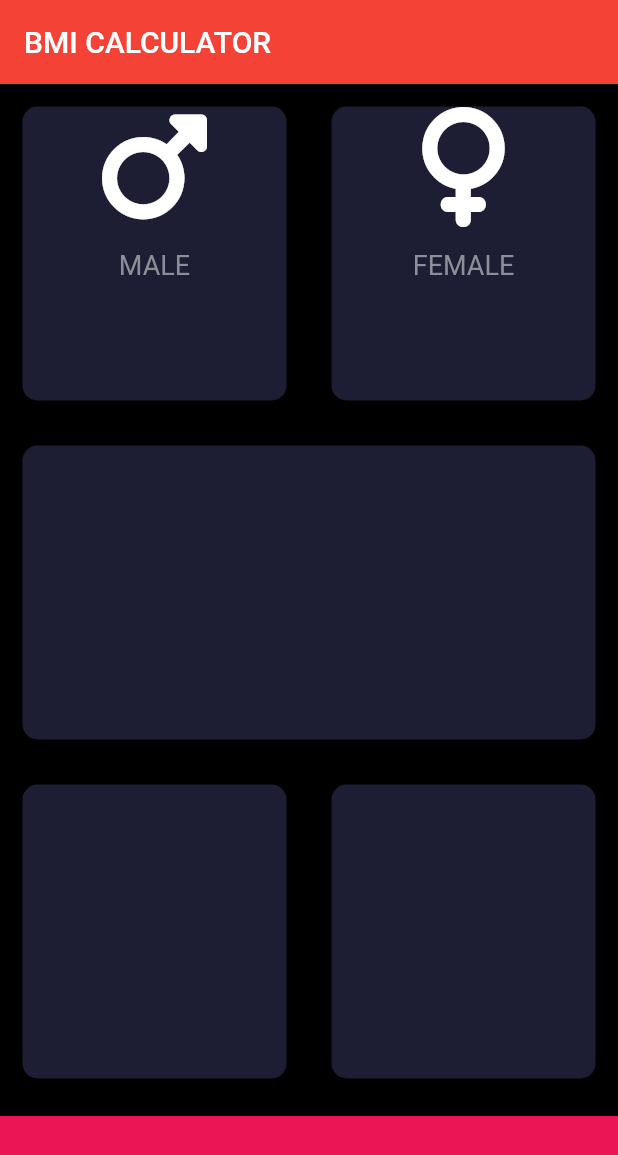
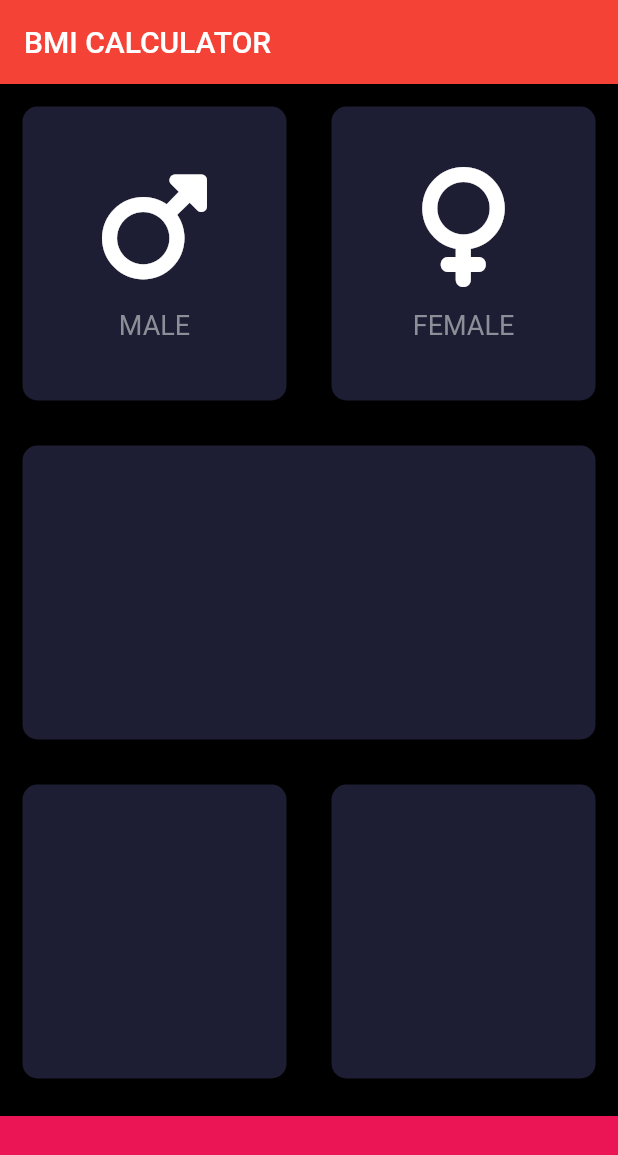
Before and after one commit to tdoug19/2021FlutterDevelopment, a Flutter app: the screen it shows after launch, on a phone screen of 412 x 824 dp. Shown: the top 1155 px of the screen. Run offline on Flutter 3.47's test engine with Material 2 defaults, Android fonts, the phone set to English and light mode, and no system bars; our stand-ins replace font_awesome_flutter.

Commit message:
Updated bmi calcualtor

```diff
--- /dev/null
+++ b/TDProjects/bmi-calculator-flutter-master/lib/icon_content.dart
@@ -0,0 +1,34 @@
+import 'package:flutter/material.dart';
+
+const iconTextStyle = TextStyle(
+  fontSize: 18.0,
+  color: Color(0xFF8D8E98),
+);
+
+class IconContent extends StatelessWidget {
+  IconContent({@required this.inputIconText, @required this.icon});
+
+  final String inputIconText;
+  final IconData icon;
+
+  @override
+  Widget build(BuildContext context) {
+    return Column(
+      mainAxisAlignment: MainAxisAlignment.center,
+      children: <Widget>[
+        Icon(
+          icon,
+          size: 80.0,
+          color: Colors.white,
+        ),
+        SizedBox(
+          height: 15.0,
+        ),
+        Text(
+          inputIconText,
+          style: iconTextStyle,
+        ),
+      ],
+    );
+  }
+}
--- a/TDProjects/bmi-calculator-flutter-master/lib/input_page.dart
+++ b/TDProjects/bmi-calculator-flutter-master/lib/input_page.dart
@@ -1,5 +1,8 @@
+import 'package:bmi_calculator/reusable_card.dart';
 import 'package:flutter/material.dart';
 import 'package:font_awesome_flutter/font_awesome_flutter.dart';
+
+import 'package:bmi_calculator/icon_content.dart';
 
 class InputPage extends StatefulWidget {
   @override
@@ -9,6 +12,7 @@ class InputPage extends StatefulWidget {
 const Color bottomContainerColor = Color(0xFFEB1555);
 const double bottomContainerHeight = 80.0;
 const activeCardColor = Color(0xFF1D1E33);
+const inactiveCardColor = Color(0xFF111328);
 
 class _InputPageState extends State<InputPage> {
   @override
@@ -23,51 +27,27 @@ class _InputPageState extends State<InputPage> {
               child: Row(
             children: <Widget>[
               Expanded(
+                child: GestureDetector(
+                  onTap: () {
+                    print('Male card was tapped');
+                  },
                   child: ReusableCard(
                     cardColor: activeCardColor,
-                  cardChild: Column(
-                    children: <Widget>[
-                      Icon(
-                        FontAwesomeIcons.mars,
-                        size: 80.0,
-                        color: Colors.white,
+                    cardChild: IconContent(
+                      inputIconText: 'MALE',
+                      icon: FontAwesomeIcons.mars,
                     ),
-                      SizedBox(
-                        height: 15.0,
-                      ),
-                      Text(
-                        'MALE',
-                        style: TextStyle(
-                          fontSize: 18.0,
-                          color: Color(0xFF8D8E98),
-                        ),
-                      ),
-                    ],
                   ),
                 ),
               ),
               Expanded(
                 child: ReusableCard(
                   cardColor: activeCardColor,
-                    cardChild: Column(
-                      children: <Widget>[
-                        Icon(
-                          FontAwesomeIcons.venus,
-                          size: 80.0,
-                          color: Colors.white,
-                        ),
-                        SizedBox(
-                          height: 15.0,
-                        ),
-                        Text(
-                          'FEMALE',
-                          style: TextStyle(
-                            fontSize: 18.0,
-                            color: Color(0xFF8D8E98),
+                  cardChild: IconContent(
+                    inputIconText: 'FEMALE',
+                    icon: FontAwesomeIcons.venus,
                   ),
                 ),
-                      ],
-                    )),
               ),
             ],
           )),
@@ -96,21 +76,3 @@ class _InputPageState extends State<InputPage> {
     );
   }
 }
-
-class ReusableCard extends StatelessWidget {
-  ReusableCard({@required this.cardColor, this.cardChild});
-
-  final Color cardColor;
-  final cardChild;
-  @override
-  Widget build(BuildContext context) {
-    return Container(
-      child: cardChild,
-      margin: EdgeInsets.all(15.0),
-      decoration: BoxDecoration(
-        color: cardColor,
-        borderRadius: BorderRadius.circular(10.0),
-      ),
-    );
-  }
-}
--- /dev/null
+++ b/TDProjects/bmi-calculator-flutter-master/lib/reusable_card.dart
@@ -0,0 +1,19 @@
+import 'package:flutter/material.dart';
+
+class ReusableCard extends StatelessWidget {
+  ReusableCard({@required this.cardColor, this.cardChild});
+
+  final Color cardColor;
+  final cardChild;
+  @override
+  Widget build(BuildContext context) {
+    return Container(
+      child: cardChild,
+      margin: EdgeInsets.all(15.0),
+      decoration: BoxDecoration(
+        color: cardColor,
+        borderRadius: BorderRadius.circular(10.0),
+      ),
+    );
+  }
+}
```
Also changed, not shown: 4 other files. Lines whose indentation alone changed are shown as unchanged.
